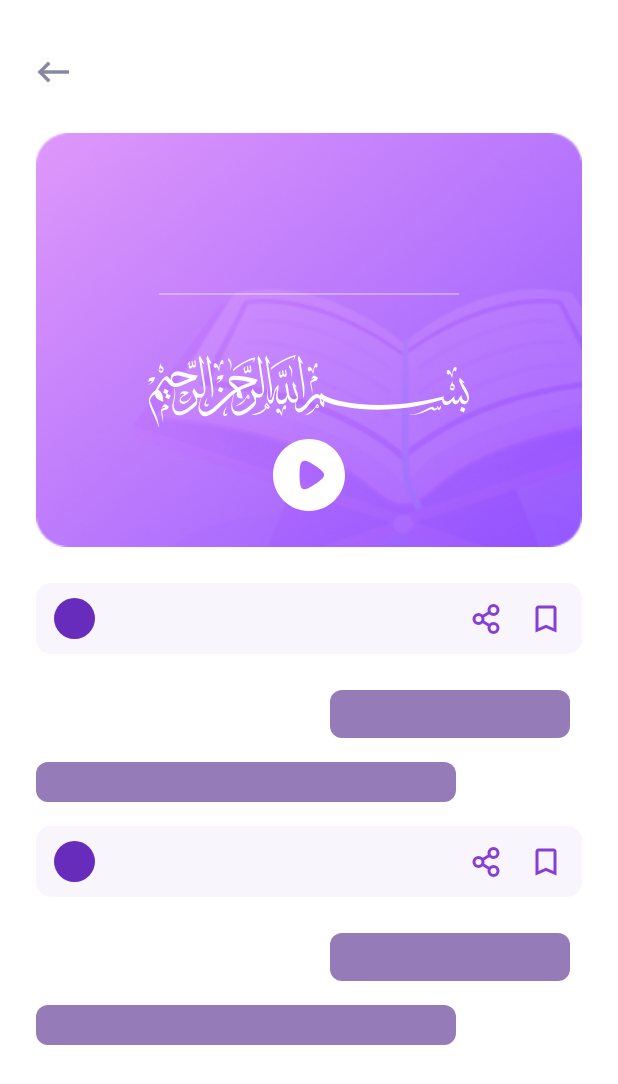
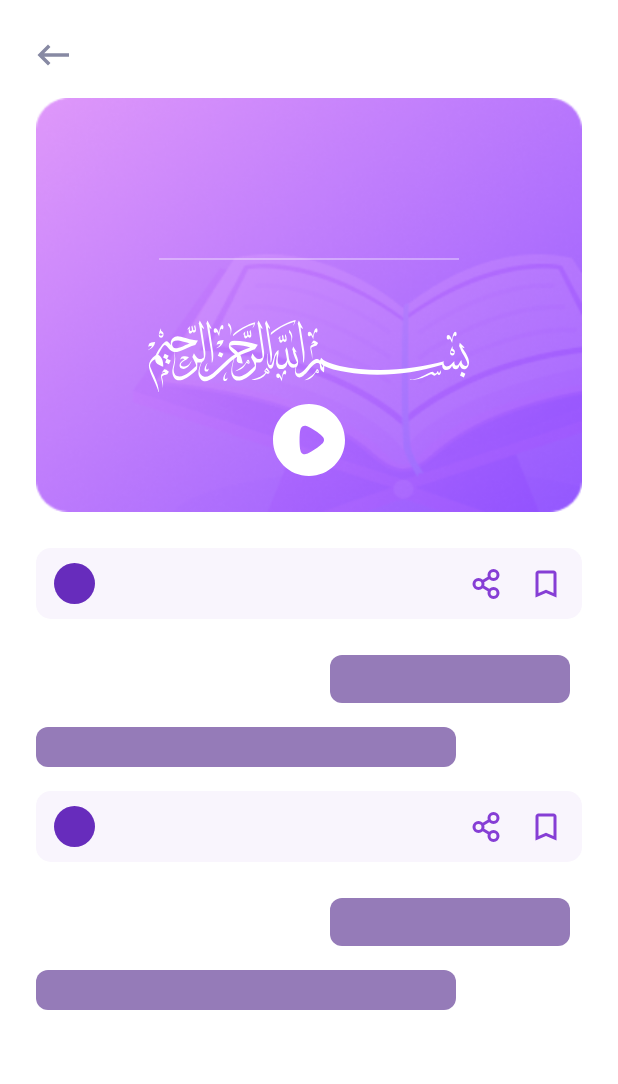
Before and after one commit to galihif/My-Quran, an Android app: the SurahActivity screen opened directly, with no data from a screen before it, on a phone screen of 412 x 824 dp. Shown: the top 1084 px of the screen. Run offline under Robolectric (Android 15) with nearby library versions, the phone set to English and light mode, and no system bars; our stand-ins replace Shimmer; libraries missing offline, so code that uses them is left out: com.google.android.exoplayer2; Roboto replaces fonts that are not available here.

Commit message:
resize margin

```diff
--- a/app/src/main/res/layout/activity_surah.xml
+++ b/app/src/main/res/layout/activity_surah.xml
@@ -13,7 +13,7 @@
         android:id="@+id/tv_surah_name"
         android:layout_width="wrap_content"
         android:layout_height="wrap_content"
-        android:layout_marginTop="24dp"
+        android:layout_marginTop="16dp"
         style="@style/textTitle"
         tools:text="Al-Fatihah"
         android:drawablePadding="24dp"
@@ -22,7 +22,7 @@
     <ScrollView
         android:layout_width="match_parent"
         android:layout_height="wrap_content"
-        android:layout_marginTop="16dp">
+        android:layout_marginTop="8dp">
 
         <LinearLayout
             android:layout_width="match_parent"
--- a/app/src/main/res/values/themes.xml
+++ b/app/src/main/res/values/themes.xml
@@ -15,7 +15,7 @@
     </style>
 
     <style name="textTitle" parent="TextAppearance.AppCompat">
-        <item name="android:textSize">28sp</item>
+        <item name="android:textSize">24sp</item>
         <item name="android:textColor">@color/purple_500</item>
         <item name="android:fontFamily">@font/poppins_bold</item>
     </style>
```
